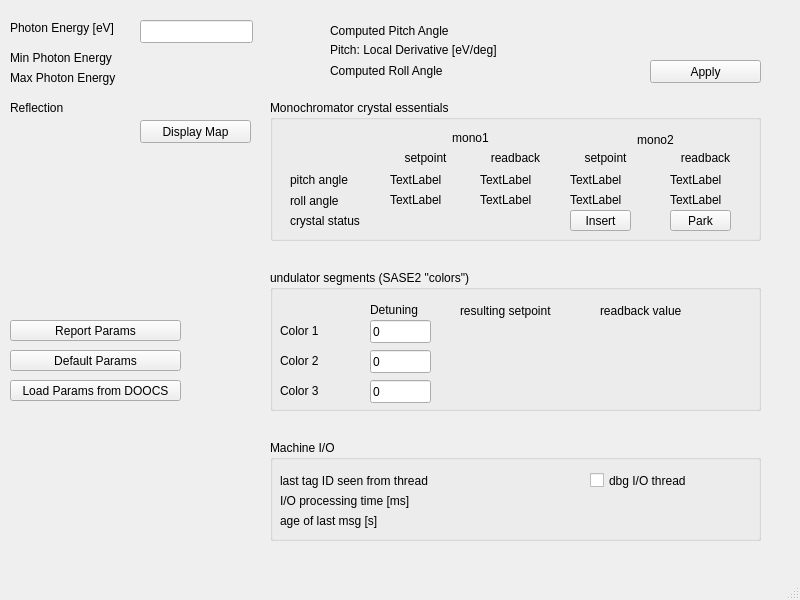
Above: hxrss_main_window.ui from marcguetg/hxrss before the change. Below: the same form after it.
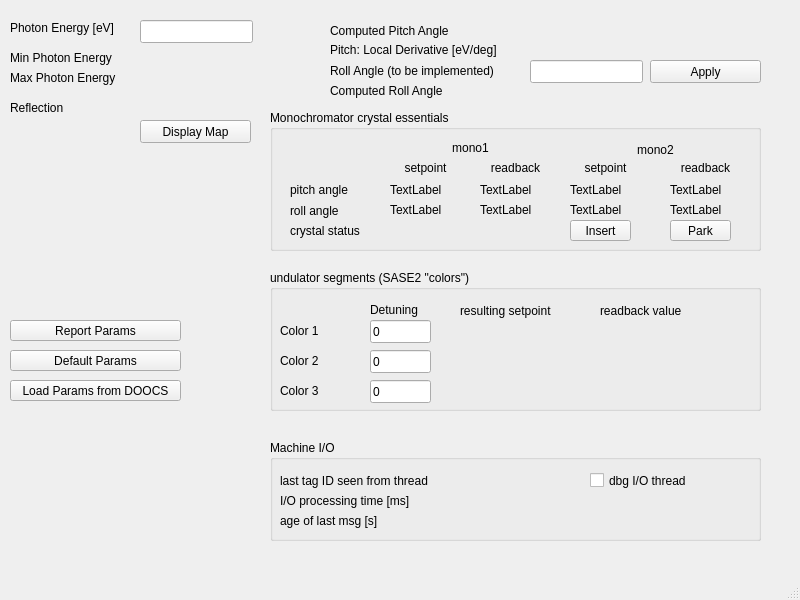
That is the form after the change.

```diff
--- a/hxrss_main_window.ui
+++ b/hxrss_main_window.ui
@@ -67,7 +67,7 @@
     <property name="geometry">
      <rect>
       <x>270</x>
-      <y>100</y>
+      <y>110</y>
       <width>491</width>
       <height>141</height>
      </rect>
@@ -766,7 +766,7 @@
     <property name="geometry">
      <rect>
       <x>330</x>
-      <y>60</y>
+      <y>80</y>
       <width>151</width>
       <height>21</height>
      </rect>
@@ -792,7 +792,7 @@
     <property name="geometry">
      <rect>
       <x>530</x>
-      <y>60</y>
+      <y>80</y>
       <width>91</width>
       <height>16</height>
      </rect>
@@ -866,6 +866,29 @@
      <string>Load Params from DOOCS</string>
     </property>
    </widget>
+   <widget class="QLabel" name="label_26">
+    <property name="geometry">
+     <rect>
+      <x>330</x>
+      <y>60</y>
+      <width>191</width>
+      <height>21</height>
+     </rect>
+    </property>
+    <property name="text">
+     <string>Roll Angle (to be implemented)</string>
+    </property>
+   </widget>
+   <widget class="QLineEdit" name="roll_angle_edit">
+    <property name="geometry">
+     <rect>
+      <x>530</x>
+      <y>60</y>
+      <width>113</width>
+      <height>23</height>
+     </rect>
+    </property>
+   </widget>
   </widget>
   <widget class="QMenuBar" name="menubar">
    <property name="geometry">
```
